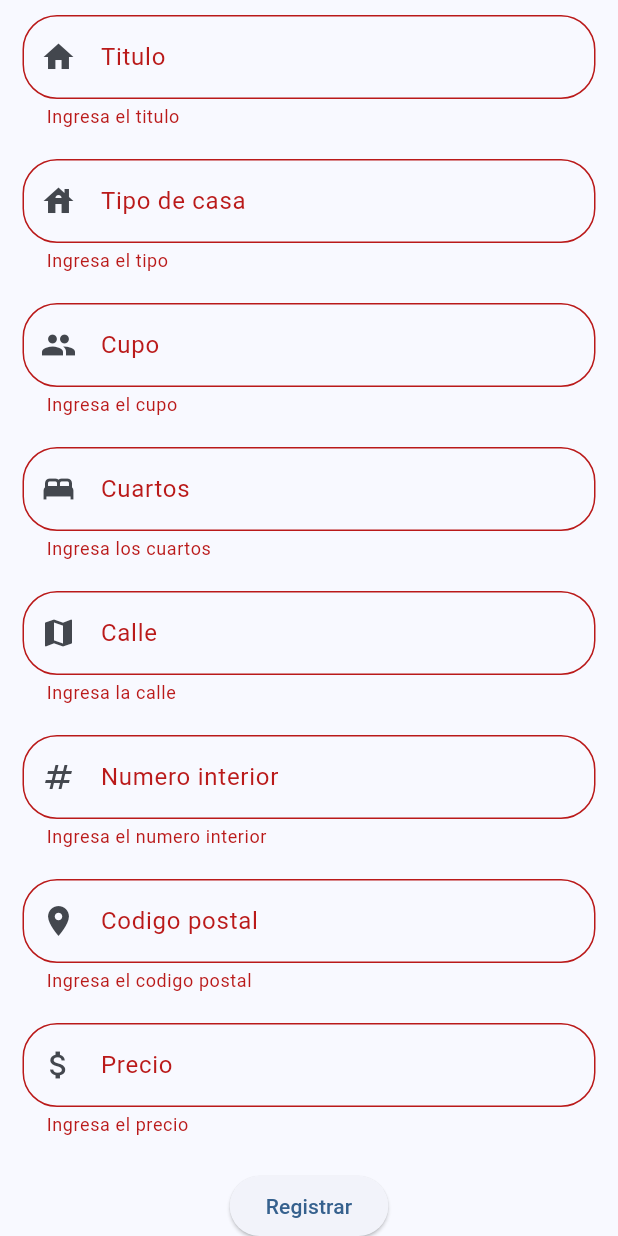
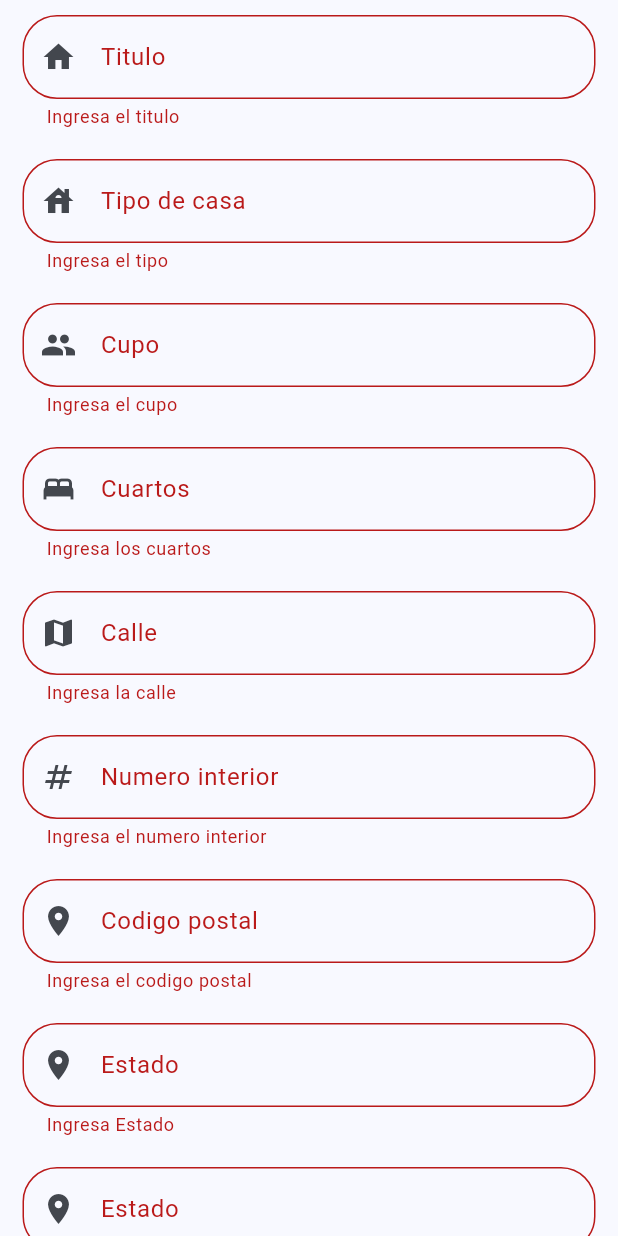
Before and after one commit to AlexDevAt/ultmio-lejos-casaa, a Flutter app: the FormularioCasa widget shown alone on an empty page, opened directly, after a tap on "Registrar", on a phone screen of 412 x 824 dp. Run offline on Flutter 3.47's test engine with Material 3 defaults, Android fonts, the phone set to English and light mode, and no system bars; our stand-ins replace dio, go_router; accounts and stored records are empty.

Commit message:
Reservas implementado, regiones implementado

```diff
--- a/frontend/lib/domain/entities/casa.dart
+++ b/frontend/lib/domain/entities/casa.dart
@@ -1,4 +1,5 @@
 import 'package:lejos_de_casa_front/domain/entities/propietario.dart';
+import 'package:lejos_de_casa_front/domain/entities/region.dart';
 
 enum TipoCasa { unaPlanta, dosPlantas, otroTipo }
 
@@ -14,7 +15,7 @@ class Casa {
   final String calle;
   final int numInterior;
   final double precio;
-  final String idRegion;
+  final Region region;
   final Propietario propietario;
 
   Casa({
@@ -26,9 +27,7 @@ class Casa {
     required this.calle,
     required this.numInterior,
     required this.precio,
-    required this.idRegion,
+    required this.region,
     required this.propietario, required this.titulo,
   });
 }
-
-//TODO: CAMBIAR EL ID D REGION POR LOS DATOS DE LA REGION DESDE EL BACK
--- /dev/null
+++ b/frontend/lib/domain/entities/region.dart
@@ -0,0 +1,7 @@
+class Region {
+  final int codigoPos;
+  final String estado;
+  final String municipio;
+
+  Region({required this.codigoPos, required this.estado, required this.municipio});
+}
--- a/frontend/lib/infrastructure/data/casa_data.dart
+++ b/frontend/lib/infrastructure/data/casa_data.dart
@@ -1,7 +1,6 @@
 import 'package:dio/dio.dart';
 import 'package:lejos_de_casa_front/config/api_config.dart';
 import 'package:lejos_de_casa_front/config/dio_cliente.dart';
-import 'package:lejos_de_casa_front/domain/entities/casa.dart';
 import 'package:lejos_de_casa_front/infrastructure/models/casa/casa_model.dart';
 
 class CasaData {
@@ -19,7 +18,7 @@ class CasaData {
     }
   }
 
-  Future<List<CasaModel>> obtenerCasas({String? filtro,String? tipoFiltro}) async {
+  Future<List<CasaModel>> obtenerCasas({String? filtro,String? tipoFiltro})async{
     try {
       if(filtro!=null){
         final res = await dio.get(ApiConfigCasas.obtenerCasasFiltro(filtro: filtro,tipoFiltro: tipoFiltro));
@@ -29,10 +28,7 @@ class CasaData {
         final res = await dio.get(ApiConfigCasas.obtenerCasas());
         final List data = res.data;
         return data.map((casa) => CasaModel.fromJson(casa)).toList();
-
       }
-
-
     } on DioException catch (e) {
       throw Exception(
         e.response?.data['detail'] ?? 'No se encontraron usuarios',
--- /dev/null
+++ b/frontend/lib/infrastructure/models/region/region_model.dart
@@ -0,0 +1,22 @@
+import 'package:lejos_de_casa_front/domain/entities/region.dart';
+
+class RegionModel {
+  final int codigoPos;
+  final String estado;
+  final String municipio;
+
+  RegionModel({
+    required this.codigoPos,
+    required this.estado,
+    required this.municipio,
+  });
+
+  factory RegionModel.toJson(Map<String, dynamic> json) => RegionModel(
+    codigoPos: int.tryParse(json['codigo_postal']) ?? 0,
+    estado: json['estado'] ?? 'estado no encontrado',
+    municipio: json['municipio']??'Municipio no ecnontrado',
+  );
+
+  Region toEntity() =>
+      Region(codigoPos: codigoPos, estado: estado, municipio: municipio);
+}
--- a/frontend/lib/presentation/providers/reserva/provider_reserva.dart
+++ b/frontend/lib/presentation/providers/reserva/provider_reserva.dart
@@ -21,7 +21,6 @@ class ProviderReserva extends ChangeNotifier {
       notifyListeners();
     } catch (e) {
       error = e.toString();
-      print(error);
     } finally {
       isLoading = false;
       notifyListeners();
--- a/frontend/lib/presentation/screen/casas/crear_casa_screen.dart
+++ b/frontend/lib/presentation/screen/casas/crear_casa_screen.dart
@@ -1,6 +1,7 @@
 import 'package:flutter/material.dart';
 import 'package:lejos_de_casa_front/domain/entities/casa.dart';
 import 'package:lejos_de_casa_front/domain/entities/propietario.dart';
+import 'package:lejos_de_casa_front/domain/entities/region.dart';
 import 'package:lejos_de_casa_front/infrastructure/models/casa/casa_model.dart';
 import 'package:lejos_de_casa_front/presentation/providers/casa/provider_casas.dart';
 import 'package:provider/provider.dart';
@@ -43,7 +44,9 @@ class _FormularioCasaState extends State<FormularioCasa> {
   final cuartosController = TextEditingController();
   final calleController = TextEditingController();
   final numInteriorController = TextEditingController();
-  final regionController = TextEditingController();
+  final codigoPostalController = TextEditingController();
+  final estadoController = TextEditingController();
+  final municipioController = TextEditingController();
   final precioController = TextEditingController();
 
   @override
@@ -54,7 +57,7 @@ class _FormularioCasaState extends State<FormularioCasa> {
     cuartosController.dispose();
     calleController.dispose();
     numInteriorController.dispose();
-    regionController.dispose();
+    codigoPostalController.dispose();
     precioController.dispose();
     super.dispose();
   }
@@ -147,10 +150,22 @@ class _FormularioCasaState extends State<FormularioCasa> {
             validacion: (value) => validarEntero(value, 'el numero interior'),
           ),
           _CampoTexto(
-            controller: regionController,
+            controller: codigoPostalController,
             campo: 'Codigo postal',
             prefixIcon: Icons.location_on,
             validacion: (value) => validarTexto(value, 'el codigo postal'),
+          ),
+          _CampoTexto(
+            controller: codigoPostalController,
+            campo: 'Estado',
+            prefixIcon: Icons.location_on,
+            validacion: (value) => validarTexto(value, 'Estado '),
+          ),
+          _CampoTexto(
+            controller: codigoPostalController,
+            campo: 'Estado',
+            prefixIcon: Icons.location_on,
+            validacion: (value) => validarTexto(value, 'Municipio'),
           ),
           _CampoTexto(
             controller: precioController,
@@ -164,6 +179,12 @@ class _FormularioCasaState extends State<FormularioCasa> {
             onPressed: () {
               if (!_formKey.currentState!.validate()) return;
 
+              final region = Region(
+                codigoPos: int.parse(codigoPostalController.text),
+                estado: estadoController.text,
+                municipio: municipioController.text,
+              );
+
               final casa = Casa(
                 id: 0,
                 titulo: tituloController.text.trim(),
@@ -174,7 +195,7 @@ class _FormularioCasaState extends State<FormularioCasa> {
                 calle: calleController.text.trim(),
                 numInterior: int.parse(numInteriorController.text.trim()),
                 precio: double.parse(precioController.text.trim()),
-                idRegion: regionController.text.trim(),
+                region: region,
                 propietario: Propietario(
                   curp: 'GAMM850202MDFDEF02',
                   nombres: '',
@@ -183,9 +204,9 @@ class _FormularioCasaState extends State<FormularioCasa> {
                 ),
               );
               providerCasa.crearCasa(casa);
-              ScaffoldMessenger.of(context).showSnackBar(
-                const SnackBar(content: Text('Casa registrada')),
-              );
+              ScaffoldMessenger.of(
+                context,
+              ).showSnackBar(const SnackBar(content: Text('Casa registrada')));
             },
             child: const Text('Registrar'),
           ),
--- a/frontend/lib/presentation/screen/home/home_screen.dart
+++ b/frontend/lib/presentation/screen/home/home_screen.dart
@@ -155,7 +155,6 @@ class _BarraBusqueda extends StatelessWidget {
   final TextEditingController controller;
   final VoidCallback onPress;
   const _BarraBusqueda({
-    super.key,
     required this.validacion,
     required this.controller,
     required this.onPress,
@@ -250,11 +249,13 @@ class FiltroBusqueda extends StatelessWidget {
                       return FilterChip(
                         label: Text(e),
                         onSelected: (value) {
+                           print(e);
                           Navigator.pop(context);
                           context.read<ProviderCasas>().obtenerCasas(
                             filtro: e.trim(),
+                            tipoFiltro: filtro.titulo.toLowerCase()
                           );
-                          print(filtro.titulo);
+
                         },
                       );
                     }).toList(),
--- a/frontend/pubspec.yaml
+++ b/frontend/pubspec.yaml
@@ -35,6 +35,7 @@ dependencies:
   flutter_svg: ^2.2.4
   go_router: ^17.1.0
   provider: ^6.1.5+1
+  intl: ^0.20.2
 
 dev_dependencies:
   flutter_lints: ^6.0.0
```
Also changed, not shown: frontend/lib/helpers/formatos/format_date.dart (added, +8 -0 lines), frontend/lib/infrastructure/models/casa/casa_model.dart (+8 -4 lines), frontend/lib/infrastructure/repositories/casa/casa_repository_impl.dart (+8 -3 lines), frontend/lib/presentation/providers/casa/provider_casas.dart (+11 -5 lines), frontend/lib/presentation/screen/reservas/reservas_screen.dart (+149 -94 lines), frontend/pubspec.lock, 3 other files.
